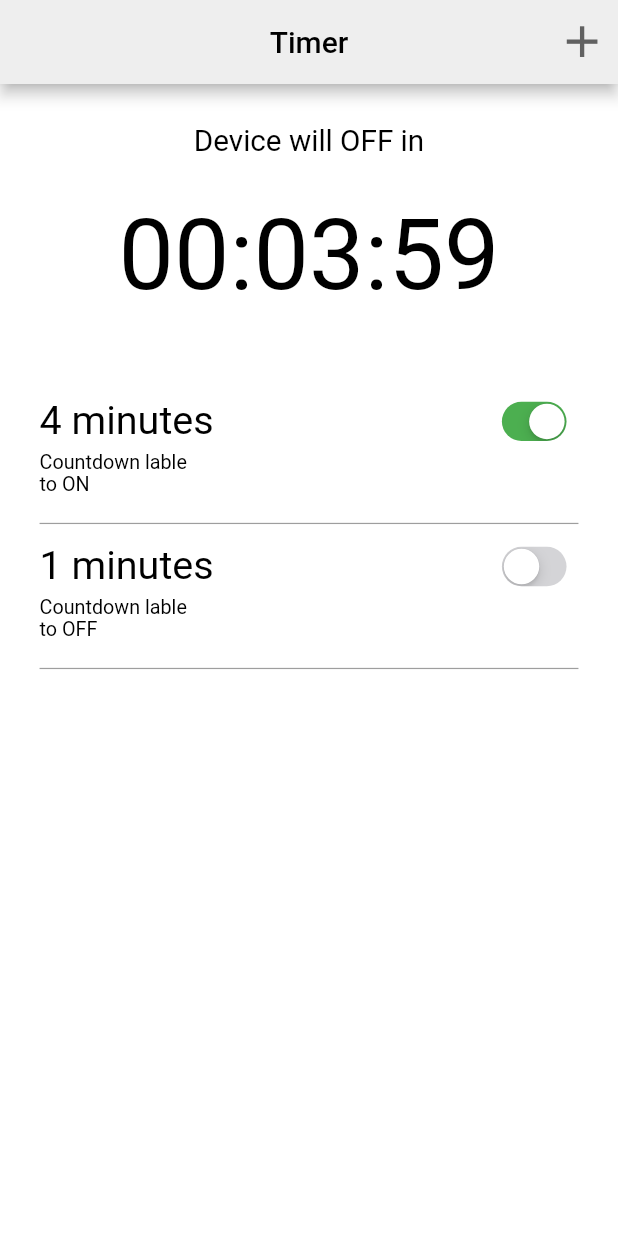
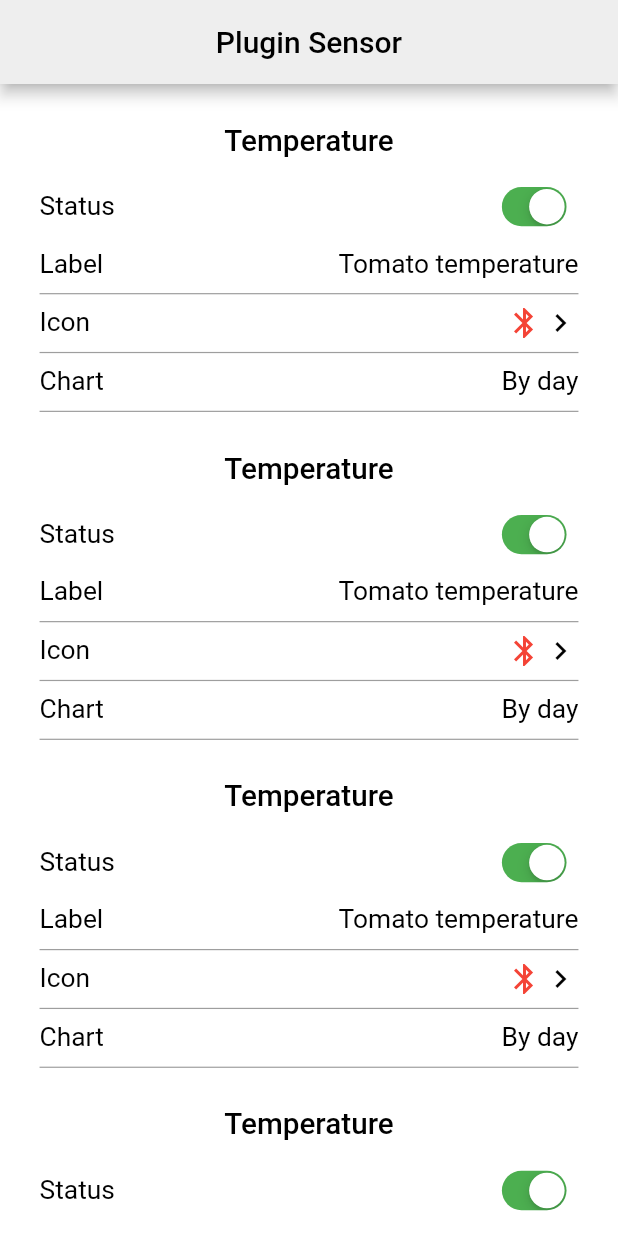
Before and after one commit to hien798/demeter, a Flutter app: the screen it shows after launch, on a phone screen of 412 x 824 dp. Run offline on Flutter 3.47's test engine with Material 2 defaults, Android fonts, the light colour scheme and no system bars; our stand-ins replace percent_indicator.

Commit message:
add sensor

```diff
--- a/lib/main.dart
+++ b/lib/main.dart
@@ -1,6 +1,7 @@
 import 'package:flutter/material.dart';
 import 'package:my_home/view/action/add_device.dart';
 import 'package:my_home/view/action/add_project.dart';
+import 'package:my_home/view/device/sensor.dart';
 import 'package:my_home/view/device/timer.dart';
 import 'package:my_home/view/home/dash.dart';
 import 'package:my_home/view/home/home.dart';
@@ -19,7 +20,7 @@ class MyApp extends StatelessWidget {
         primarySwatch: Colors.blue,
         brightness: Brightness.dark,
       ),
-      home: Timer(),
+      home: Sensor(),
     );
   }
 }
--- /dev/null
+++ b/lib/view/device/sensor.dart
@@ -0,0 +1,150 @@
+import 'package:flutter/cupertino.dart';
+import 'package:flutter/material.dart';
+import 'package:my_home/utils/widget_utils.dart';
+
+class Sensor extends StatefulWidget {
+  @override
+  _SensorState createState() => _SensorState();
+}
+
+class _SensorState extends State<Sensor> {
+  @override
+  void initState() {
+    super.initState();
+  }
+
+  @override
+  Widget build(BuildContext context) {
+    return Scaffold(
+      appBar: AppBar(
+        backgroundColor: Color(0xffeeeeee),
+        title: Text(
+          'Plugin Sensor',
+          style: TextStyle(color: Colors.black),
+        ),
+        centerTitle: true,
+      ),
+      backgroundColor: Colors.white,
+      body: Container(
+        child: ListView.builder(
+          physics: ClampingScrollPhysics(),
+            padding: EdgeInsets.all(scaleWidth(context, 24)),
+            itemCount: 5,
+            itemBuilder: (context, index) {
+              return Container(
+                height: scaleWidth(context, 175),
+                margin: EdgeInsets.only(
+                    top: index == 0 ? 0 : scaleWidth(context, 24)),
+                child: _buildCountdownItem('Temperature', 'Tomato temperature',
+                    true, Icons.bluetooth, 'By day'),
+              );
+            }),
+      ),
+    );
+  }
+
+  Widget _buildCountdownItem(
+      String name, String label, bool status, IconData icon, String chart) {
+    return Column(
+      crossAxisAlignment: CrossAxisAlignment.start,
+      children: <Widget>[
+        Container(
+          width: double.infinity,
+          alignment: Alignment.center,
+          margin: EdgeInsets.only(bottom: scaleWidth(context, 12)),
+          child: Text(
+            name,
+            style: TextStyle(
+              color: Colors.black,
+              fontSize: scaleWidth(context, 18),
+              fontWeight: FontWeight.w500,
+            ),
+          ),
+        ),
+        Expanded(
+          child: Row(
+            mainAxisAlignment: MainAxisAlignment.spaceBetween,
+            children: <Widget>[
+              Text(
+                'Status',
+                style: TextStyle(
+                    color: Colors.black, fontSize: scaleWidth(context, 16)),
+              ),
+              Transform.scale(
+                scale: scaleWidth(context, 30) / 39,
+                child: CupertinoSwitch(
+                  onChanged: (value) {},
+                  activeColor: Colors.green,
+                  value: status,
+                ),
+              ),
+            ],
+          ),
+        ),
+        Expanded(
+          child: Row(
+            mainAxisAlignment: MainAxisAlignment.spaceBetween,
+            children: <Widget>[
+              Text(
+                'Label',
+                style: TextStyle(
+                    color: Colors.black, fontSize: scaleWidth(context, 16)),
+              ),
+              Text(
+                label,
+                style: TextStyle(
+                    color: Colors.black, fontSize: scaleWidth(context, 16)),
+              ),
+            ],
+          ),
+        ),
+        _buildDevider(),
+        Expanded(
+          child: Row(
+            mainAxisAlignment: MainAxisAlignment.spaceBetween,
+            children: <Widget>[
+              Text(
+                'Icon',
+                style: TextStyle(
+                    color: Colors.black, fontSize: scaleWidth(context, 16)),
+              ),
+              Row(
+                children: <Widget>[
+                  Icon(icon, color: Colors.red),
+                  Icon(Icons.chevron_right, color: Colors.black)
+                ],
+              )
+            ],
+          ),
+        ),
+        _buildDevider(),
+        Expanded(
+          child: Row(
+            mainAxisAlignment: MainAxisAlignment.spaceBetween,
+            children: <Widget>[
+              Text(
+                'Chart',
+                style: TextStyle(
+                    color: Colors.black, fontSize: scaleWidth(context, 16)),
+              ),
+              Text(
+                'By day',
+                style: TextStyle(
+                    color: Colors.black, fontSize: scaleWidth(context, 16)),
+              ),
+            ],
+          ),
+        ),
+        _buildDevider(),
+      ],
+    );
+  }
+
+  Widget _buildDevider() {
+    return Container(
+      width: double.infinity,
+      height: 0.8,
+      color: Colors.grey,
+    );
+  }
+}
```
